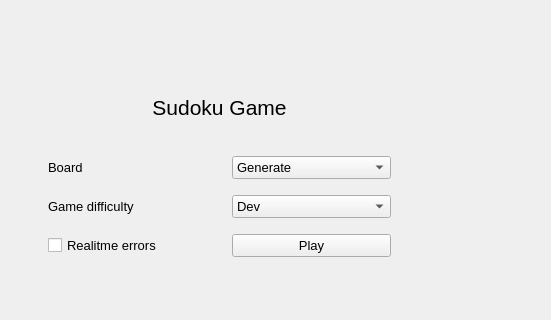
First picture: the form in ui_files/main_window.ui, repository Majlo001/Python-Games, before the edit; both pictures show x 0 to 551 and y 210 to 530 of the 842 by 530 pixel window.
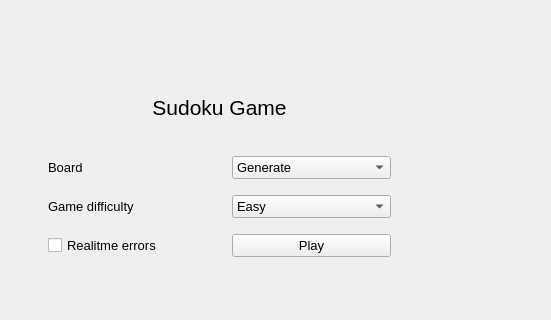
Second picture: the form after the edit. Icons and pictures are not drawn.

Diff of the .ui file:
```diff
--- a/ui_files/main_window.ui
+++ b/ui_files/main_window.ui
@@ -200,11 +200,6 @@
              <pointsize>10</pointsize>
             </font>
            </property>
-           <item>
-            <property name="text">
-             <string>Dev</string>
-            </property>
-           </item>
            <item>
             <property name="text">
              <string>Easy</string>
```
Left out of the diff: 5 changed lines with no effect on the pictures.
